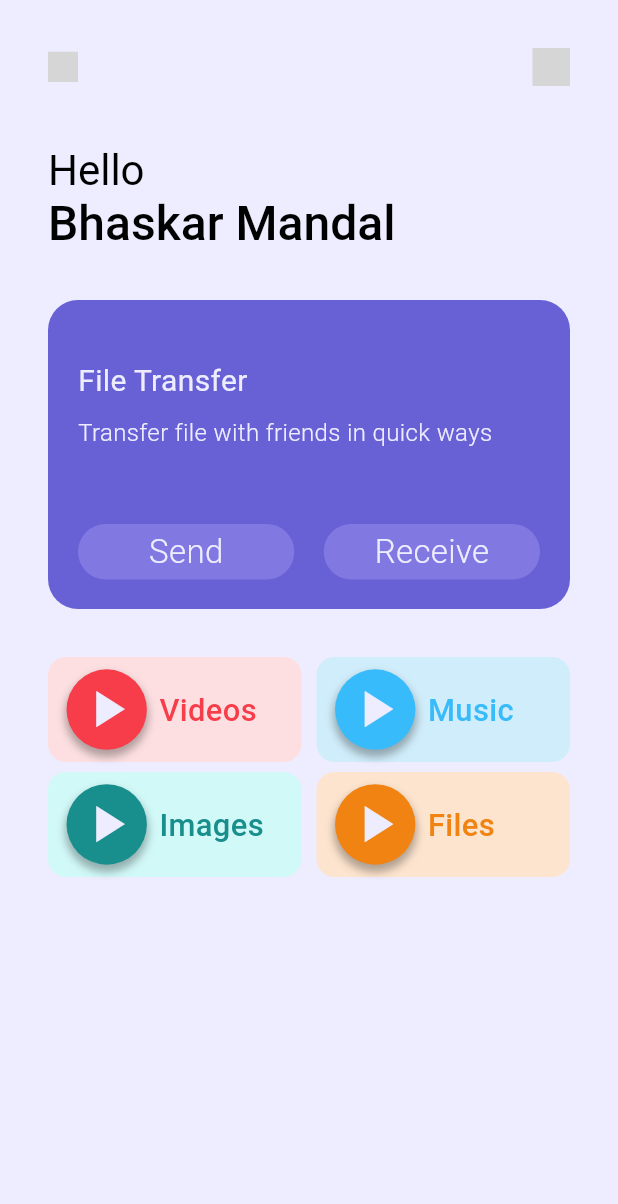
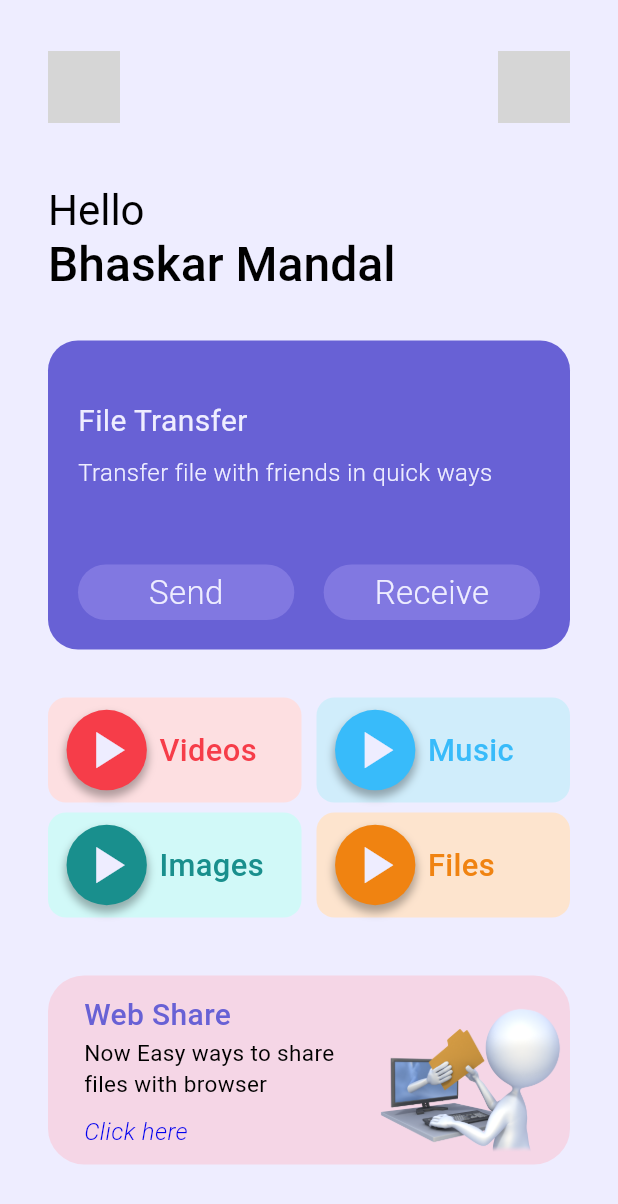
Before and after one commit to bhaskaraa45/filesharing, a Flutter app: the screen it shows after launch, on a phone screen of 412 x 824 dp. Shown: the top 1204 px of the screen. Run offline on Flutter 3.47's test engine with Material 3 defaults, Android fonts, the phone set to English and light mode, and no system bars; our stand-ins replace device_info_plus; statements that could not run were skipped; grey boxes are pictures that could not be loaded.

Commit message:
footer box added

```diff
--- a/lib/colors.dart
+++ b/lib/colors.dart
@@ -13,4 +13,5 @@ class MyColors {
   final Color box2MainColor = const Color(0xff38BBFA);
   final Color box3MainColor = const Color(0xff198F8D);
   final Color box4MainColor = const Color(0xffF08311);
+  final Color footerBox = const Color(0xffF5D6E6);
 }
--- a/lib/screens/home.dart
+++ b/lib/screens/home.dart
@@ -35,6 +35,9 @@ class _HomeScreenState extends State<HomeScreen> {
   void func() {
     print('Hello World!');
   }
+
+  Color hyperlinkColor = const Color(0xff0000EE);
+  bool isLinkHover = false;
 
   @override
   Widget build(BuildContext context) {
@@ -201,6 +204,94 @@ class _HomeScreenState extends State<HomeScreen> {
                     functionList: [func, func, func, func],
                     icons: icons,
                     titles: titles),
+              ),
+              Container(
+                margin: const EdgeInsets.fromLTRB(8, 32, 8, 0),
+                child: Container(
+                  decoration: BoxDecoration(
+                    color: MyColors().footerBox,
+                    borderRadius: BorderRadius.circular(24),
+                  ),
+                  child: Padding(
+                    padding: const EdgeInsets.fromLTRB(24, 12, 0, 0),
+                    child: Row(
+                      mainAxisAlignment: MainAxisAlignment.spaceBetween,
+                      children: [
+                        Container(
+                          width: width - 130 - 88 - 5,
+                          child: Column(
+                            mainAxisSize: MainAxisSize.min,
+                            crossAxisAlignment: CrossAxisAlignment.start,
+                            mainAxisAlignment: MainAxisAlignment.start,
+                            children: [
+                              Text(
+                                'Web Share',
+                                style: TextStyle(
+                                  color: MyColors().primary,
+                                  fontSize: 20,
+                                  fontWeight: FontWeight.w500,
+                                ),
+                              ),
+                              Text(
+                                'Now Easy ways to share files with browser',
+                                style: TextStyle(
+                                  color: MyColors().textColor,
+                                  fontSize: 15,
+                                  fontWeight: FontWeight.w400,
+                                ),
+                              ),
+                              const SizedBox(height: 10),
+                              MouseRegion(
+                                onEnter: (_) {
+                                  // Change text color on hover
+                                  // You can set a different color here
+                                  // based on your design preferences
+                                  // For example, Colors.blue
+                                  setState(() {
+                                    // textColor = Colors
+                                    // Define textColor in your state
+                                    isLinkHover = true;
+                                  });
+                                },
+                                onExit: (_) {
+                                  // Reset text color when not hovering
+                                  setState(() {
+                                    // Reset to the original color
+                                    isLinkHover = false;
+                                  });
+                                },
+                                child: InkWell(
+                                  onTap: () {},
+                                  child: Text(
+                                    'Click here',
+                                    style: TextStyle(
+                                      color: const Color(0xff0000EE),
+                                      fontSize: 16,
+                                      fontStyle: FontStyle.italic,
+                                      fontWeight: FontWeight.w300,
+                                      decoration: isLinkHover
+                                          ? TextDecoration.underline
+                                          : null,
+                                      decorationColor: const Color(0xff0000EE),
+                                    ),
+                                  ),
+                                ),
+                              ),
+                              const SizedBox(height: 10),
+                            ],
+                          ),
+                        ),
+                        Container(
+                          width: 130,
+                          child: Image.asset('assets/icons/web.png'),
+                        ),
+                      ],
+                    ),
+                  ),
+                ),
+              ),
+              const SizedBox(
+                height: 30,
               )
             ],
           ),
```
Also changed, not shown: assets/icons/web.png (added), assets/icons/webshare.png (added).
